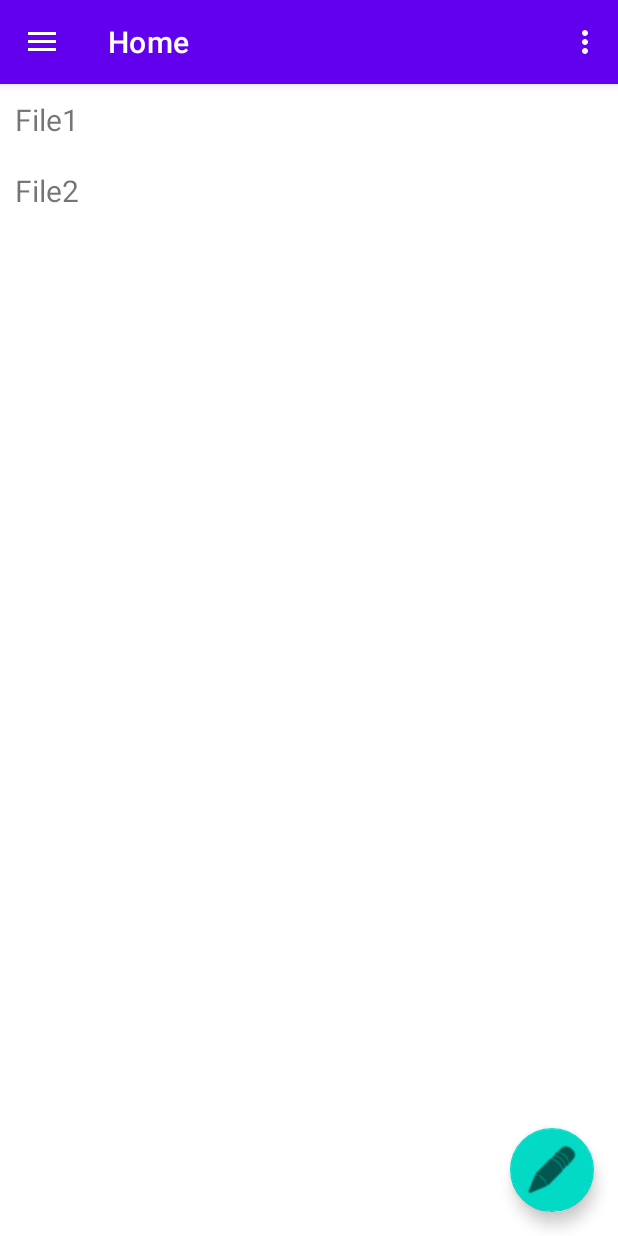
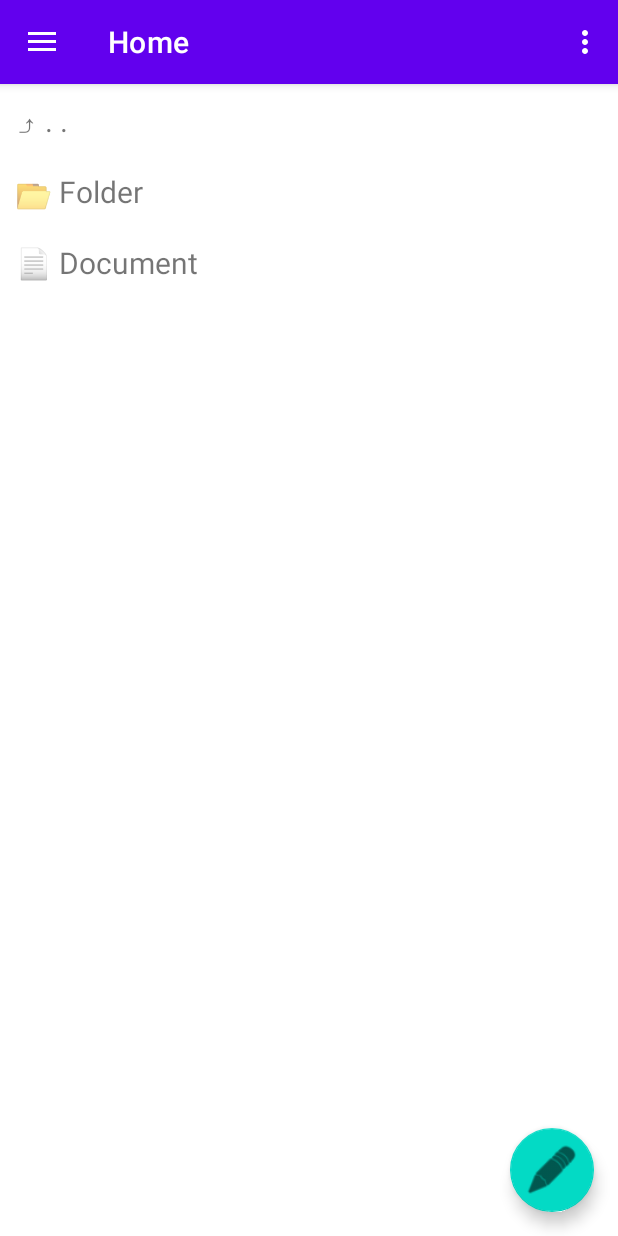
Before and after one commit to brendanpward/keypad, an Android app: the screen it shows after launch (MainActivity), on a phone screen of 412 x 824 dp. Run offline under Robolectric (Android 15) with nearby library versions, the phone set to English and light mode, and no system bars; our stand-ins replace navigation-ui.

Commit message:
Adding emoji at the beginning of list items to distinguish between files and folders.

```diff
--- a/app/src/main/java/org/brendanpward/keypad/ui/home/HomeFragment.java
+++ b/app/src/main/java/org/brendanpward/keypad/ui/home/HomeFragment.java
@@ -31,8 +31,9 @@ public class HomeFragment extends Fragment implements FileMenuAdapter.ItemClickL
 
         // Populate the RecyclerView
         ArrayList<String> ListOfFiles = new ArrayList<>();
-        ListOfFiles.add("File1");
-        ListOfFiles.add("File2");
+        ListOfFiles.add(new String(Character.toChars(0x2934)) + " . .");
+        ListOfFiles.add(new String(Character.toChars(0x1F4C2)) + " Folder");
+        ListOfFiles.add(new String(Character.toChars(0x1F4C4)) + " Document");
 
         RecyclerView recyclerView = root.findViewById(R.id.fileList);
         recyclerView.setLayoutManager(new LinearLayoutManager(root.getContext()));
```
